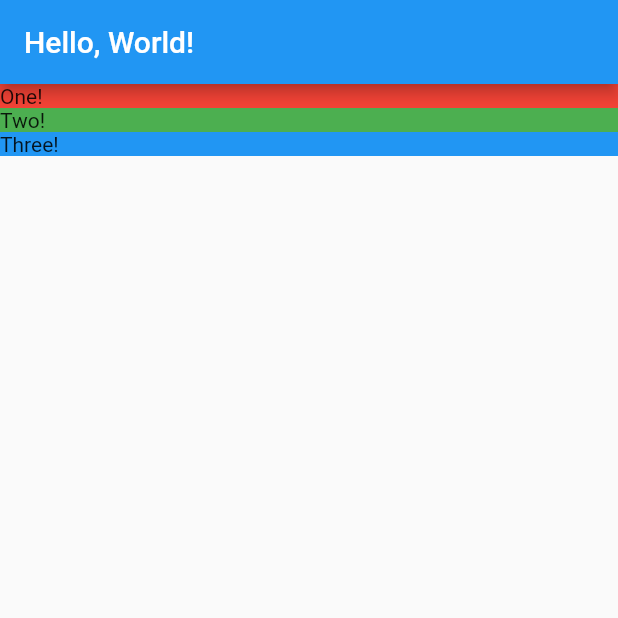
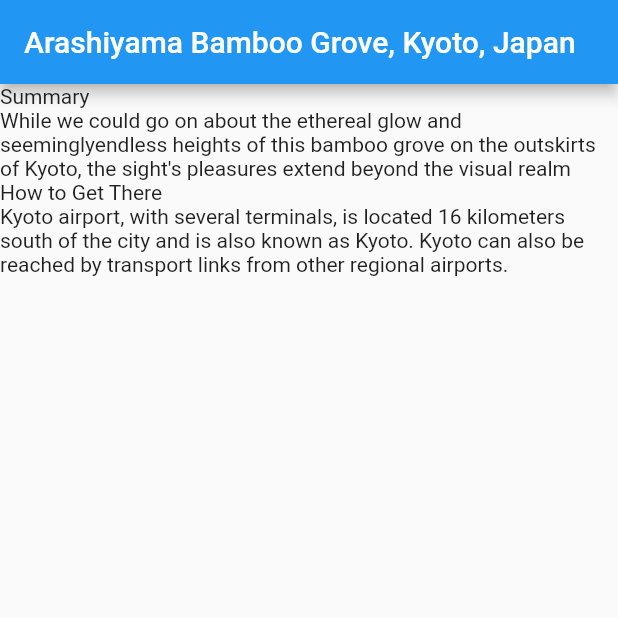
Before and after one commit to davidauza-engineer/flutter_product_detail_page, a Flutter app: the screen it shows after launch, on a phone screen of 412 x 824 dp, the top half of it. Run offline on Flutter 3.47's test engine with Material 2 defaults, Android fonts, the light colour scheme and no system bars.

Commit message:
Add data models

```diff
--- a/lib/location_detail.dart
+++ b/lib/location_detail.dart
@@ -1,25 +1,36 @@
 import 'package:flutter/material.dart';
+import 'models/location.dart';
 
 class LocationDetail extends StatelessWidget {
-  const LocationDetail({super.key});
+  final Location location;
+
+  const LocationDetail(this.location, {super.key});
 
   @override
   Widget build(BuildContext context) {
     return Scaffold(
-        appBar: AppBar(title: const Text('Hello, World!')),
+        appBar: AppBar(title: Text(location.name)),
         body: Column(
           mainAxisAlignment: MainAxisAlignment.start,
           crossAxisAlignment: CrossAxisAlignment.stretch,
-          children: [
-            _section('One!', Colors.red),
-            _section('Two!', Colors.green),
-            _section('Three!', Colors.blue)
-          ],
+          children: _renderFacts(location),
         ));
   }
 
-  Widget _section(String title, Color color) {
-    return Container(
-        decoration: BoxDecoration(color: color), child: Text(title));
+  List<Widget> _renderFacts(Location location) {
+    var result = <Widget>[];
+    for (int i = 0; i < location.facts.length; i++) {
+      result.add(_sectionTitle(location.facts[i].title));
+      result.add(_sectionText(location.facts[i].text));
+    }
+    return result;
+  }
+
+  Widget _sectionTitle(String text) {
+    return Text(text);
+  }
+
+  Widget _sectionText(String text) {
+    return Text(text);
   }
 }
--- a/lib/main.dart
+++ b/lib/main.dart
@@ -1,6 +1,9 @@
 import 'package:flutter/material.dart';
 import 'location_detail.dart';
+import 'models/location.dart';
+import 'mocks/mock_location.dart';
 
 void main() {
-  return runApp(const MaterialApp(home: LocationDetail()));
+  final Location mockLocation = MockLocation.fetchAny();
+  return runApp(MaterialApp(home: LocationDetail(mockLocation)));
 }
--- /dev/null
+++ b/lib/mocks/mock_location.dart
@@ -0,0 +1,26 @@
+import '../models/location.dart';
+import '../models/location_fact.dart';
+
+class MockLocation extends Location {
+  MockLocation({required super.name, required super.url, required super.facts});
+
+  static Location fetchAny() {
+    return Location(
+        name: 'Arashiyama Bamboo Grove, Kyoto, Japan',
+        url: 'https://goo.gl/Npy2K8',
+        facts: <LocationFact>[
+          LocationFact(
+              title: 'Summary',
+              text: 'While we could go on about the ethereal glow and seemingly'
+                  'endless heights of this bamboo grove on the outskirts of '
+                  'Kyoto, the sight\'s pleasures extend beyond the visual '
+                  'realm'),
+          LocationFact(
+              title: 'How to Get There',
+              text: 'Kyoto airport, with several terminals, is located 16 '
+                  'kilometers south of the city and is also known as Kyoto. '
+                  'Kyoto can also be reached by transport links from other '
+                  'regional airports.')
+        ]);
+  }
+}
--- /dev/null
+++ b/lib/models/location.dart
@@ -0,0 +1,9 @@
+import 'location_fact.dart';
+
+class Location {
+  final String name;
+  final String url;
+  final List<LocationFact> facts;
+
+  Location({required this.name, required this.url, required this.facts});
+}
--- /dev/null
+++ b/lib/models/location_fact.dart
@@ -0,0 +1,6 @@
+class LocationFact {
+  final String title;
+  final String text;
+
+  LocationFact({required this.title, required this.text});
+}
```
